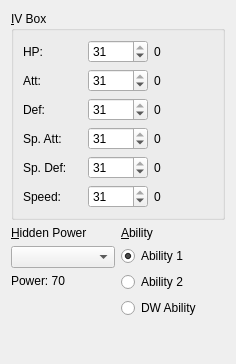
First picture: the form in src/Teambuilder/Teambuilder/ivbox.ui, repository po-devs/pokemon-online, before the edit.
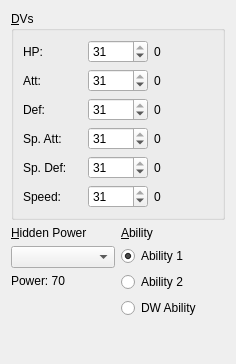
Second picture: the form after the edit.

```diff
--- a/src/Teambuilder/Teambuilder/ivbox.ui
+++ b/src/Teambuilder/Teambuilder/ivbox.ui
@@ -10,6 +10,12 @@
     <height>364</height>
    </rect>
   </property>
+  <property name="sizePolicy">
+   <sizepolicy hsizetype="Maximum" vsizetype="MinimumExpanding">
+    <horstretch>0</horstretch>
+    <verstretch>0</verstretch>
+   </sizepolicy>
+  </property>
   <property name="windowTitle">
    <string>DVs</string>
   </property>
@@ -105,7 +111,7 @@
    <item row="0" column="0" rowspan="2" colspan="2">
     <widget class="QGroupBox" name="finalStats">
      <property name="title">
-      <string>&amp;IV Box</string>
+      <string>&amp;DVs</string>
      </property>
      <layout class="QGridLayout" name="gridLayout">
       <item row="0" column="0">
```
